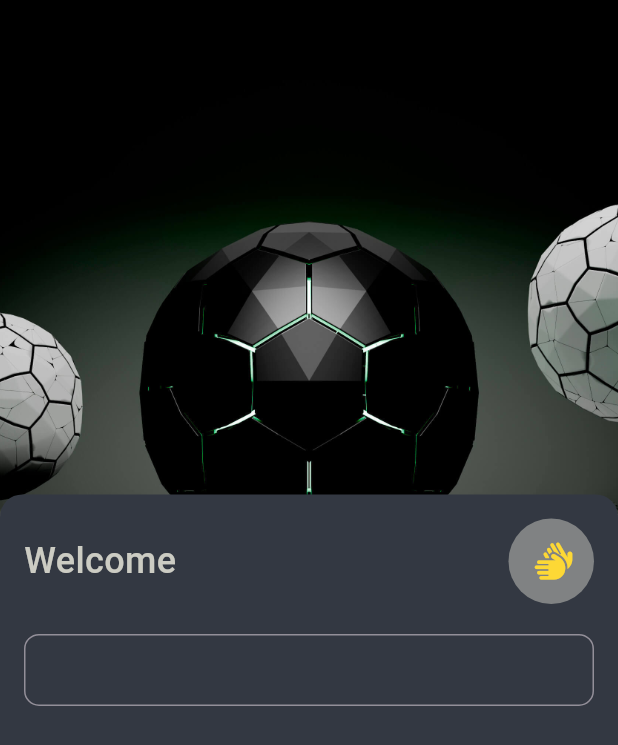
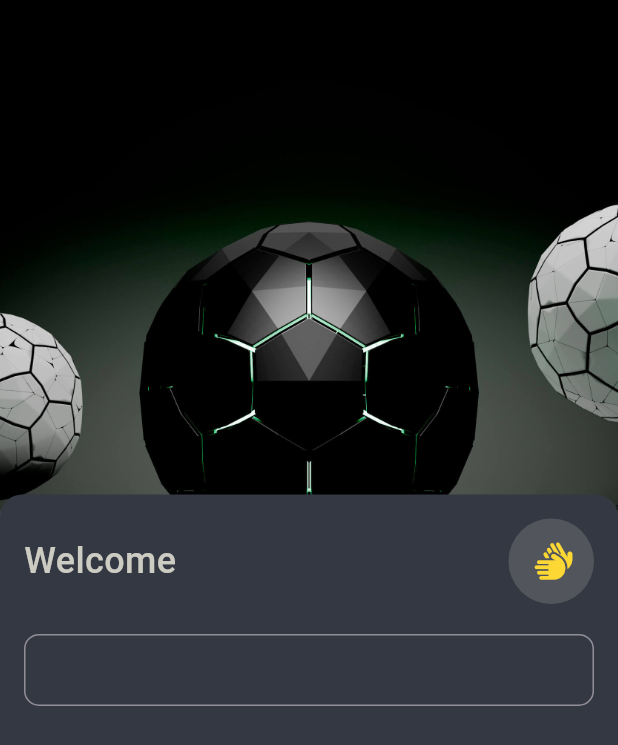
Before and after one commit to hafedh049/footy_shorts, a Flutter app: the screen it shows after launch, on a phone screen of 412 x 824 dp. Shown: the top 745 px of the screen. Run offline on Flutter 3.47's test engine with Material 3 defaults, Android fonts, the phone set to English and light mode, and no system bars; drawn by our look-alikes of carousel_slider; our stand-ins replace firebase_auth, firebase_core, flutter_animate, get, google_nav_bar, hive and 3 more; missing offline and left inert: image_pickers; accounts and stored records are empty.

Commit message:
Modified  lib/views/auth/sign_in.dart

```diff
--- a/lib/views/auth/sign_in.dart
+++ b/lib/views/auth/sign_in.dart
@@ -61,7 +61,7 @@ class _SignInState extends State<SignIn> {
                           Text(userLocalSettings!.get("first_time") ? "Welcome" : "Welcome\nBack", style: const TextStyle(fontSize: 24, color: white, fontWeight: FontWeight.w500)),
                           const Spacer(),
                           Container(
-                            decoration: BoxDecoration(color: white.withOpacity(.5), shape: BoxShape.circle),
+                            decoration: BoxDecoration(color: white.withOpacity(.2), shape: BoxShape.circle),
                             padding: const EdgeInsets.all(16),
                             child: Icon(FontAwesome.hands, color: yellow, size: 25),
                           ),
```
